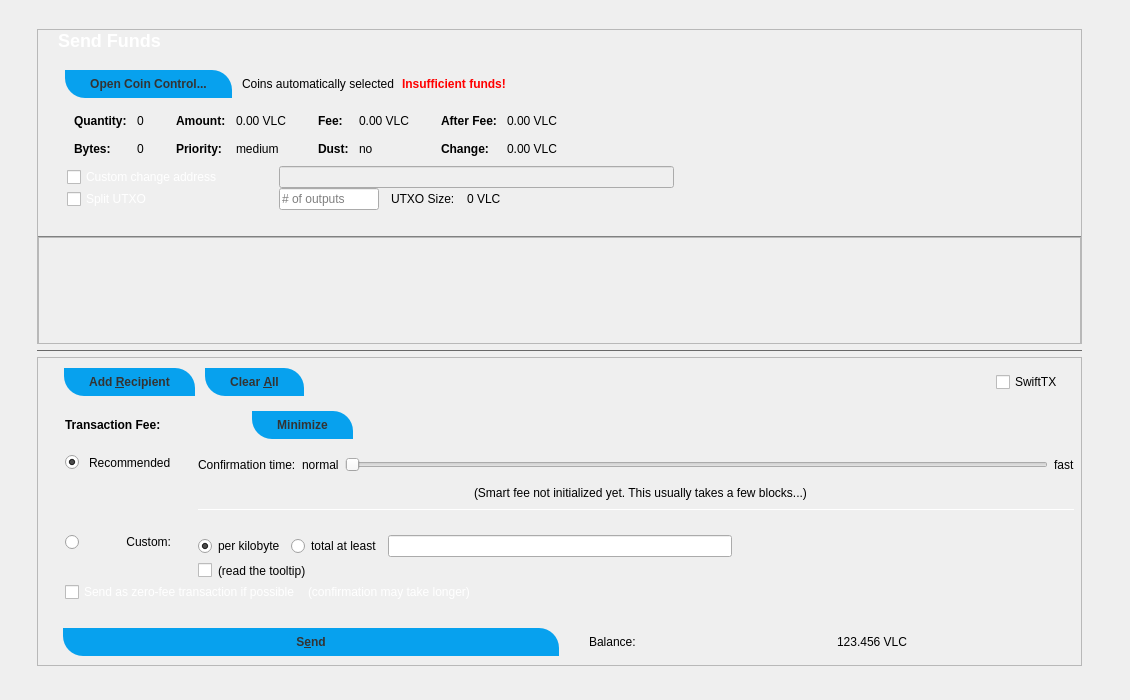
laurobeleche/vulcoinMN, file src/qt/forms/sendcoinsdialog.ui: the form before one commit.
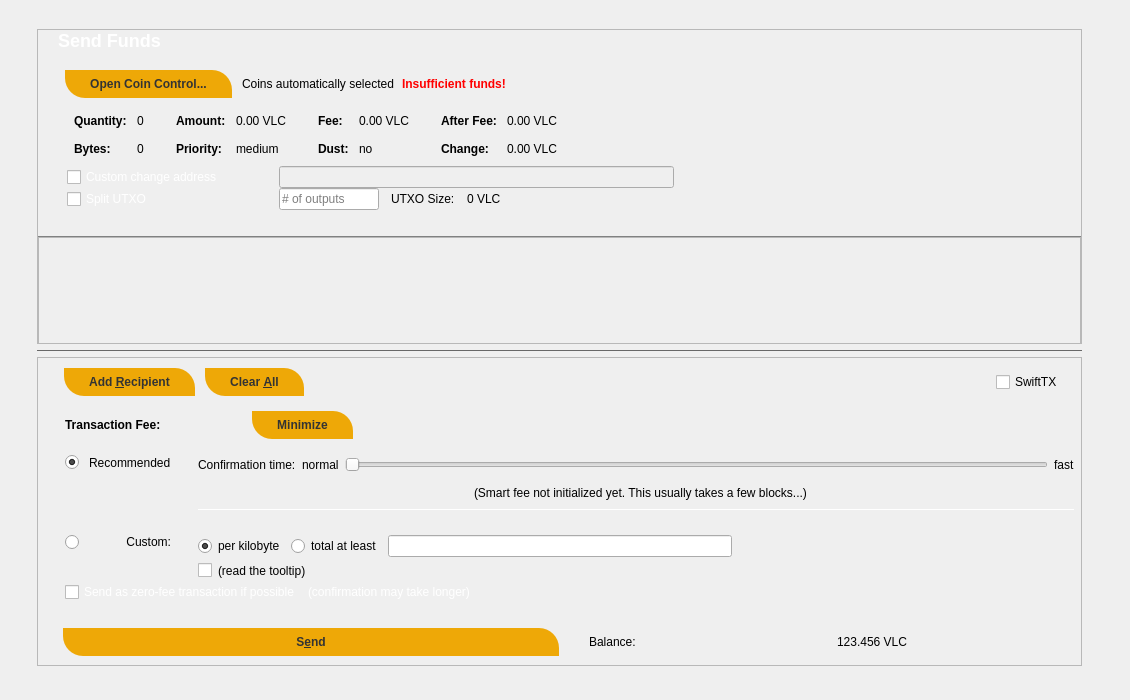
The form after the commit. Icons and pictures are not drawn. Custom widgets are drawn as their Qt base class.

```diff
--- a/src/qt/forms/sendcoinsdialog.ui
+++ b/src/qt/forms/sendcoinsdialog.ui
@@ -175,7 +175,7 @@
                    <widget class="QPushButton" name="pushButtonCoinControl">
                     <property name="styleSheet">
                      <string notr="true"> .QPushButton {
-  background-color: #07a1ee;
+  background-color: #eea807;
 	border: 0;
 	color:#333;
 	font-size:12px;
@@ -998,7 +998,7 @@
                    </property>
                    <property name="styleSheet">
                     <string notr="true"> .QPushButton {
-  background-color: #07a1ee;
+  background-color: #eea807;
 	border: 0;
 	color:#333;
 	font-size:12px;
@@ -1049,7 +1049,7 @@
                    </property>
                    <property name="styleSheet">
                     <string notr="true"> .QPushButton {
-  background-color: #07a1ee;
+  background-color: #eea807;
 	border: 0;
 	color:#333;
 	font-size:12px;
@@ -1222,7 +1222,7 @@
                        </property>
                        <property name="styleSheet">
                         <string notr="true"> .QPushButton {
-  background-color: #07a1ee;
+  background-color: #eea807;
 	border: 0;
 	color:#333;
 	font-size:12px;
@@ -1832,7 +1832,7 @@
                  </property>
                  <property name="styleSheet">
                   <string notr="true"> .QPushButton {
-  background-color: #07a1ee;
+  background-color: #eea807;
 	border: 0;
 	color:#333;
 	font-size:12px;
```
